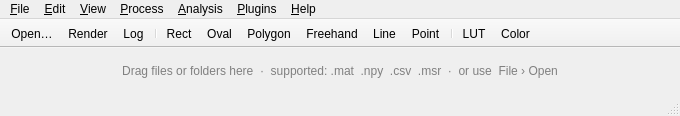
embl-ic/minflux-viewer, file resources/ui/main_window.ui: the form before one commit.
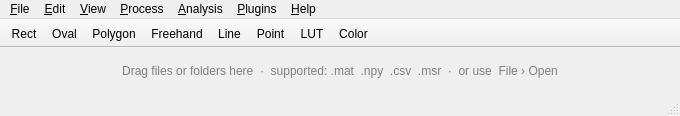
The form after the commit.

Diff of the .ui file:
```diff
--- a/resources/ui/main_window.ui
+++ b/resources/ui/main_window.ui
@@ -142,17 +142,12 @@
    <property name="movable"><bool>false</bool></property>
    <attribute name="toolBarArea"><enum>TopToolBarArea</enum></attribute>
    <attribute name="toolBarBreak"><bool>false</bool></attribute>
-   <addaction name="actionOpen"/>
-   <addaction name="toolbarRender"/>
-   <addaction name="toolbarLog"/>
-   <addaction name="separator"/>
    <addaction name="toolRect"/>
    <addaction name="toolOval"/>
    <addaction name="toolPolygon"/>
    <addaction name="toolFreehand"/>
    <addaction name="toolLine"/>
    <addaction name="toolPoint"/>
-   <addaction name="separator"/>
    <addaction name="toolLut"/>
    <addaction name="toolColor"/>
   </widget>
@@ -276,14 +271,6 @@
    <property name="text"><string>&amp;About</string></property>
   </action>
 
-  <!-- Toolbar actions (duplicates of menu items; separate so Designer can
-       customise toolbar icons independently) -->
-  <action name="toolbarRender">
-   <property name="text"><string>Render</string></property>
-  </action>
-  <action name="toolbarLog">
-   <property name="text"><string>Log</string></property>
-  </action>
   <action name="toolRect">
    <property name="text"><string>Rect</string></property>
    <property name="checkable"><bool>true</bool></property>
```
